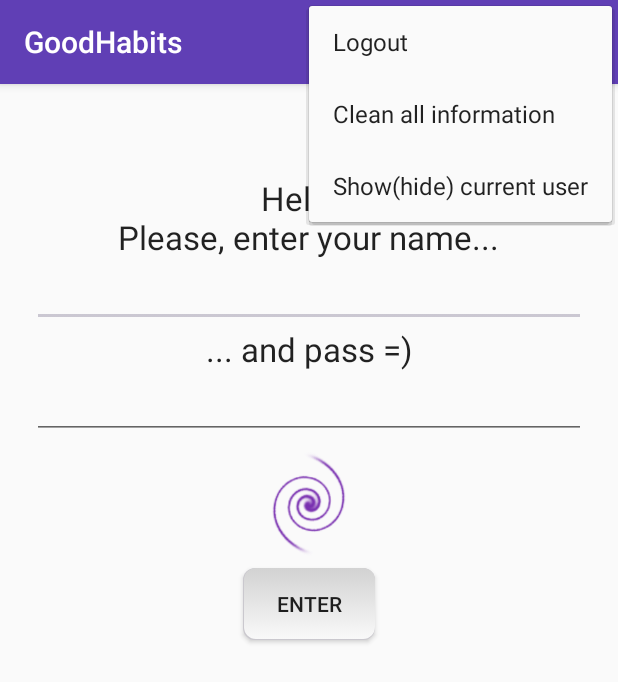
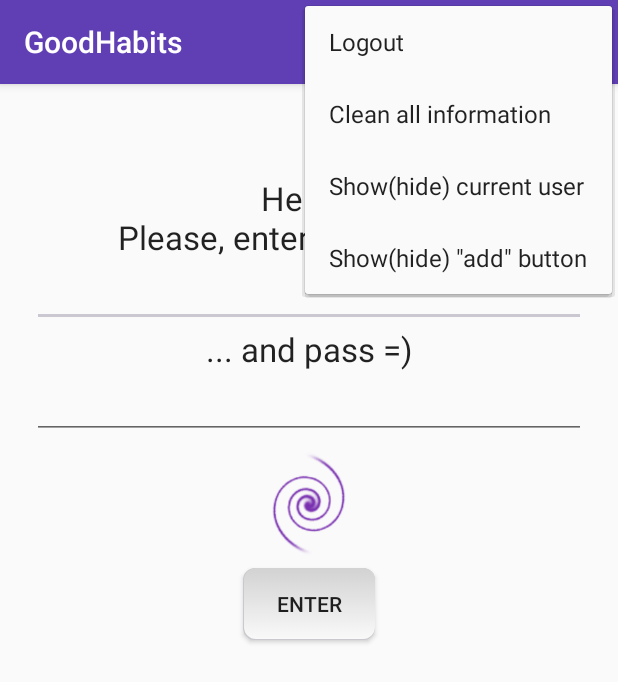
Before and after one commit to hedgehogus/GoodHabits, an Android app: the screen it shows after launch (MainActivity), with the options menu open, on a phone screen of 412 x 824 dp. Shown: the top 682 px of the screen. Run offline under Robolectric (Android 15) with nearby library versions, the phone set to English and light mode, and no system bars; 1 statement that could not run was skipped.

Commit message:
- added new item to menu, which allows to hide "add" button  in the top of ToDoList; - solved problems with current updating of visible information

```diff
--- a/app/src/main/java/com/example/hedgehog/goodhabits/ListStatisticsFragmentAdapter.java
+++ b/app/src/main/java/com/example/hedgehog/goodhabits/ListStatisticsFragmentAdapter.java
@@ -64,7 +64,7 @@ public class ListStatisticsFragmentAdapter  extends ArrayAdapter<StatisticsItem>
             tvProgress.setTextColor(Color.BLACK);
         }
 
-        switch (temp.month){
+        switch (temp.month-1){
             case Calendar.JANUARY:
                 rootView.setBackgroundResource(R.drawable.month_jan);
                 colorID = R.color.jan;
--- a/app/src/main/java/com/example/hedgehog/goodhabits/MainActivity.java
+++ b/app/src/main/java/com/example/hedgehog/goodhabits/MainActivity.java
@@ -1,6 +1,7 @@
 package com.example.hedgehog.goodhabits;
 
 import android.app.AlertDialog;
+import android.app.Fragment;
 import android.app.FragmentManager;
 import android.app.FragmentTransaction;
 import android.content.Context;
@@ -22,6 +23,8 @@ import android.widget.Button;
 import android.widget.FrameLayout;
 import android.widget.LinearLayout;
 import android.widget.TextView;
+import android.widget.Toast;
+
 import java.util.Calendar;
 import java.util.Date;
 
@@ -30,7 +33,7 @@ public class MainActivity extends AppCompatActivity implements ChangeFragmentLis
     Button bToDoList, bStatistics;
     LoginFragment loginFragment;
     ToDoListFragment toDoListFragment;
-    FragmentManager fragmentManager;
+    static FragmentManager fragmentManager;
     LinearLayout llButtons;
     StatisticsFragment statisticsFragment;
     TextView tvTopText;
@@ -46,6 +49,7 @@ public class MainActivity extends AppCompatActivity implements ChangeFragmentLis
     static private final int MENU_ITEM_LOGOUT_ID = 1;
     static private final int MENU_CLEAN_ALL_ID = 2;
     static private final int MENU_SHOW_USER_ID = 3;
+    static private final int MENU_SHOW_ADD_ID = 4;
     static private final int TO_DO_LIST_FRAGMENT = 201;
     static private final int STATISTICS_FRAGMENT = 202;
     private int currentFragment;
@@ -79,15 +83,7 @@ public class MainActivity extends AppCompatActivity implements ChangeFragmentLis
         statisticsFragment = new StatisticsFragment();
         statisticsFragment.setDefaultArray();
         date = new Date();
-        Calendar cal = Calendar.getInstance();
 
-        cal.setTime(date);
-       if (cal.get(Calendar.HOUR_OF_DAY)>= 23 && cal.get(Calendar.MINUTE)>=45){
-            AsyncTask<Integer,Void,Void> at = new MyAsyncTask();
-            int sec = cal.get(Calendar.SECOND)+ cal.get(Calendar.MINUTE)*60 + cal.get(Calendar.HOUR_OF_DAY)*60*60;
-            Integer integer = new Integer(86400-sec);
-            at.execute(integer);
-       }
 
         FragmentTransaction fragmentTransaction = fragmentManager.beginTransaction();
         if (!isLoginNow) {
@@ -149,7 +145,8 @@ public class MainActivity extends AppCompatActivity implements ChangeFragmentLis
                 "_login TEXT NOT NULL, " +
                 "_pass TEXT NOT NULL, " +
                 "_last_visit INTEGER NOT NULL," +
-                "_is_login_now INTEGER NOT NULL" +
+                "_is_login_now INTEGER NOT NULL," +
+                "_is_visible_button INTEGER NOT NULL" +
                 ");";
         String createTableHabits = "CREATE TABLE IF NOT EXISTS habits " +
                 "(" +
@@ -178,6 +175,7 @@ public class MainActivity extends AppCompatActivity implements ChangeFragmentLis
         menu.add(0, MENU_ITEM_LOGOUT_ID, 0, R.string.menu_item_logout);
         menu.add(0, MENU_CLEAN_ALL_ID, 0, R.string.clean_all_information);
         menu.add(0, MENU_SHOW_USER_ID, 0, R.string.show_current_user);
+        menu.add(0, MENU_SHOW_ADD_ID, 0, R.string.show_button);
 
         return true;
     }
@@ -214,9 +212,6 @@ public class MainActivity extends AppCompatActivity implements ChangeFragmentLis
                             }
                         }).create();
                 warningDialog.show();
-
-
-
                 break;
             case MENU_SHOW_USER_ID:
                 if (isLoginNow){
@@ -228,10 +223,28 @@ public class MainActivity extends AppCompatActivity implements ChangeFragmentLis
                         tvTopText.setVisibility(View.GONE);
                     }
                 }
-               // testStatisticsTable();
+               break;
+            case MENU_SHOW_ADD_ID:
+                toDoListFragment.hideButton();
         }
         return super.onOptionsItemSelected(item);
 
+    }
+
+    @Override
+    protected void onResume() {
+        super.onResume();
+        insertIntoStatisticsTable();
+        toDoListFragment.notif();
+        statisticsFragment.notif();
+        Calendar cal = Calendar.getInstance();
+        cal.setTime(date);
+        if (cal.get(Calendar.HOUR_OF_DAY)>= 23 && cal.get(Calendar.MINUTE)>=55){
+            AsyncTask<Integer,Void,Void> at = new MyAsyncTask();
+            int sec = cal.get(Calendar.SECOND)+ cal.get(Calendar.MINUTE)*60 + cal.get(Calendar.HOUR_OF_DAY)*60*60;
+            Integer integer = new Integer(86400-sec);
+            at.execute(integer);
+        }
     }
 
     private void logOut() {
@@ -258,8 +271,8 @@ public class MainActivity extends AppCompatActivity implements ChangeFragmentLis
         String defaultHabit = getResources().getString(R.string.default_habit);
         lastVisitOfCurrentUser = date.getTime();
         if (isNewUser) {
-            String insertIntoUsers = "INSERT INTO users (_login, _pass, _last_visit, _is_login_now) VALUES ('" +
-                    name + "', '" + pass + "', " + Long.toString(lastVisitOfCurrentUser) + ", " + (isLoginNow ? "1" : "0") + ")";
+            String insertIntoUsers = "INSERT INTO users (_login, _pass, _last_visit, _is_login_now, _is_visible_button) VALUES ('" +
+                    name + "', '" + pass + "', " + Long.toString(lastVisitOfCurrentUser) + ", " + (isLoginNow ? "1" : "0") + ",1);";
             database.execSQL(insertIntoUsers);
             String insertFirstHabit = "INSERT INTO habits (_user, _name, _rating, _is_achieved) VALUES ('" + name +
                     "', '" + defaultHabit + "', 10 , 0);";
@@ -354,6 +367,7 @@ public class MainActivity extends AppCompatActivity implements ChangeFragmentLis
         String select = "SELECT _date FROM statistics WHERE _user = '" + name + "';";
         Cursor c = database.rawQuery(select, null);
         Date tempDate = null;
+        date = new Date();
         if(c.moveToLast()){
             long l = c.getLong(c.getColumnIndex("_date"));
             tempDate = new Date(l);
@@ -371,6 +385,7 @@ public class MainActivity extends AppCompatActivity implements ChangeFragmentLis
             int day = cal.get (Calendar.DAY_OF_YEAR);
             int currentYear = currentCal.get(Calendar.YEAR);
             int currentDay = currentCal.get(Calendar.DAY_OF_YEAR);
+
             if (year == currentYear){
                 if (day < currentDay){
                     for (int i = day; i < currentDay; i++){
@@ -450,15 +465,17 @@ public class MainActivity extends AppCompatActivity implements ChangeFragmentLis
     private class MyAsyncTask extends AsyncTask<Integer,Void,Void>{
         @Override
         protected Void doInBackground(Integer... params) {
-            int time = params[0];
+            int time = params[0]+1;
             while (time > 0){
                 try {
                     Thread.sleep(1000);
                 } catch (InterruptedException e) {
                 }
+
                 time--;
-                Log.d("asdf", " " + time);
+
             }
+
             publishProgress();
             return null;
         }
@@ -467,8 +484,9 @@ public class MainActivity extends AppCompatActivity implements ChangeFragmentLis
         protected void onProgressUpdate(Void... values) {
             super.onProgressUpdate(values);
             insertIntoStatisticsTable();
-            toDoListFragment.notif();
-            statisticsFragment.notif();
+                toDoListFragment.notif();
+                statisticsFragment.notif();
+
         }
 
 
--- a/app/src/main/java/com/example/hedgehog/goodhabits/StatisticsFragment.java
+++ b/app/src/main/java/com/example/hedgehog/goodhabits/StatisticsFragment.java
@@ -6,6 +6,7 @@ import android.content.Context;
 import android.database.Cursor;
 import android.os.Bundle;
 import android.support.annotation.Nullable;
+import android.util.Log;
 import android.view.LayoutInflater;
 import android.view.View;
 import android.view.ViewGroup;
@@ -29,6 +30,7 @@ public class StatisticsFragment extends Fragment {
     ArrayList<StatisticsItem> alItems = new ArrayList<>();
     int currentDateId;
     String user;
+    boolean isCreated = false;
 
 
     ListStatisticsFragmentAdapter lfa;
@@ -46,6 +48,7 @@ public class StatisticsFragment extends Fragment {
         Date tempDate = null;
         Calendar cal = Calendar.getInstance();
         user = MainActivity.getCurrentUser();
+
         currentDateId = MainActivity.getDateID();
         String select = "SELECT _id, _date, _rating FROM statistics WHERE _user = '" + user + "';";
         Cursor c = MainActivity.database.rawQuery(select, null);
@@ -56,18 +59,22 @@ public class StatisticsFragment extends Fragment {
                 tempDate = new Date(c.getLong(c.getColumnIndex("_date")));
                 cal.setTime(tempDate);
                 tempDay = cal.get(Calendar.DAY_OF_MONTH);
-                tempMonth = cal.get(Calendar.MONTH);
+                tempMonth = cal.get(Calendar.MONTH)+1;
                 tempYear = cal.get(Calendar.YEAR);
                 tempDayOfWeek = cal.get(Calendar.DAY_OF_WEEK);
                 isToday = tempId == currentDateId;
                 temp = new StatisticsItem(tempId, tempDay, tempMonth, tempYear, tempProgress, isToday, tempDayOfWeek);
+
                 alItems.add(temp);
                 c.moveToPrevious();
             }
         }
     }
     public void notif(){
-        lfa.notifyDataSetChanged();
+        setDefaultArray();
+        if(isCreated) {
+            lfa.notifyDataSetChanged();
+        }
     }
 
 
@@ -85,7 +92,7 @@ public class StatisticsFragment extends Fragment {
 
         lfa = new ListStatisticsFragmentAdapter(activity, R.layout.item_layout, alItems);
         rootListView.setAdapter(lfa);
-
+        isCreated = true;
         return rootView;
     }
 
--- a/app/src/main/res/layout/item_statistics.xml
+++ b/app/src/main/res/layout/item_statistics.xml
@@ -24,7 +24,7 @@
             android:layout_height="wrap_content"
             android:layout_gravity="left"
             android:layout_weight="2"
-            android:paddingLeft="30dp"
+            android:paddingLeft="15dp"
             android:text="00.00.00" />
 
         <TextView
--- a/app/src/main/res/values/strings.xml
+++ b/app/src/main/res/values/strings.xml
@@ -16,6 +16,7 @@
     <string name="default_habit">Make something good in this world</string>
     <string name="create_new_account">Want to create a new account?</string>
     <string name="show_current_user">Show(hide) current user</string>
+    <string name="show_button">Show(hide) \"add\" button</string>
     <string name="now_login">Now you are log in as: </string>
     <string name="warning">Warning!</string>
     <string name="really">Do you really want to delete all the information? The data can not be restored!</string>
```
Also changed, not shown: app/src/main/java/com/example/hedgehog/goodhabits/ToDoListFragment.java (+45 -0 lines), 2 other files.
